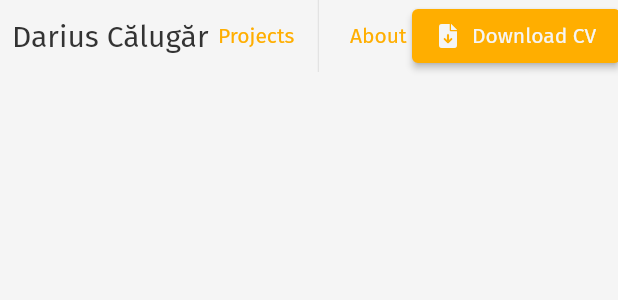
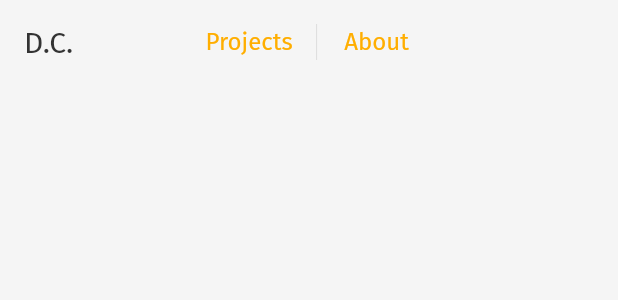
Before and after one commit to darius-calugar/darius-calugar-page, a Flutter app: the Toolbar widget shown alone on an empty page, opened directly, on a phone screen of 412 x 824 dp. Shown: the top 300 px of the screen. Run offline on Flutter 3.47's test engine with Material 2 defaults, Android fonts, the phone set to English and light mode, and no system bars; our stand-ins replace font_awesome_flutter, simple_icons; missing offline and left inert: dart:html; network calls fail; project files that could hold a hidden picture were left out.

Commit message:
Worked on responsiveness

```diff
--- a/lib/app.dart
+++ b/lib/app.dart
@@ -1,3 +1,5 @@
+import 'dart:html';
+
 import 'package:darius_calugar/modules/home/home.dart';
 import 'package:darius_calugar/modules/projects/projects.dart';
 import 'package:darius_calugar/modules/shared/shared.dart';
--- a/lib/modules/home/routes/home_route.dart
+++ b/lib/modules/home/routes/home_route.dart
@@ -1,4 +1,5 @@
-part of home;
+import 'package:darius_calugar/modules/home/home.dart';
+import 'package:flutter/material.dart';
 
 class HomeRoute extends StatelessWidget {
   static const routeName = '/home';
--- a/lib/modules/home/widgets/home_about_section.dart
+++ b/lib/modules/home/widgets/home_about_section.dart
@@ -1,4 +1,6 @@
-part of home;
+import 'package:darius_calugar/modules/home/home.dart';
+import 'package:darius_calugar/modules/shared/shared.dart';
+import 'package:flutter/material.dart';
 
 class HomeAboutSection extends StatelessWidget {
   const HomeAboutSection({Key? key}) : super(key: key);
--- a/lib/modules/home/widgets/home_projects_section.dart
+++ b/lib/modules/home/widgets/home_projects_section.dart
@@ -1,4 +1,6 @@
-part of home;
+import 'package:darius_calugar/modules/projects/projects.dart';
+import 'package:flutter/material.dart';
+import 'package:provider/provider.dart';
 
 class HomeProjectsSection extends StatelessWidget {
   const HomeProjectsSection({Key? key}) : super(key: key);
--- a/lib/modules/home/widgets/timeline.dart
+++ b/lib/modules/home/widgets/timeline.dart
@@ -1,4 +1,6 @@
-part of home;
+import 'package:darius_calugar/modules/home/home.dart';
+import 'package:darius_calugar/modules/shared/shared.dart';
+import 'package:flutter/material.dart';
 
 class Timeline extends StatelessWidget {
   const Timeline({Key? key}) : super(key: key);
--- a/lib/modules/shared/constants/app_colors.dart
+++ b/lib/modules/shared/constants/app_colors.dart
@@ -1,4 +1,4 @@
-part of shared;
+import 'package:flutter/material.dart';
 
 class AppColors {
   AppColors._();
--- /dev/null
+++ b/lib/modules/shared/models/layout.dart
@@ -0,0 +1,45 @@
+import 'package:flutter/material.dart';
+
+@immutable
+class Layout {
+  // ignore: unused_field
+  final int _id;
+
+  const Layout._(this._id);
+
+  static Layout get landscape => const Layout._(0);
+
+  static Layout get square => const Layout._(1);
+
+  static Layout get portrait => const Layout._(2);
+
+  List<Layout> get values => [
+        Layout.landscape,
+        Layout.square,
+        Layout.portrait,
+      ];
+
+  bool get isLandscape => this == Layout.landscape;
+
+  bool get isSquare => this == Layout.square;
+
+  bool get isPortrait => this == Layout.portrait;
+
+  static Layout of(BuildContext context) {
+    final mediaQuery = MediaQuery.of(context);
+    if (mediaQuery.size.width > 1000) {
+      return Layout.landscape;
+    } else if (mediaQuery.size.width < 600) {
+      return Layout.portrait;
+    } else {
+      return Layout.square;
+    }
+  }
+
+  @override
+  operator ==(Object other) =>
+      identical(this, other) || other is Layout && runtimeType == other.runtimeType && _id == other._id;
+
+  @override
+  int get hashCode => _id.hashCode;
+}
--- a/lib/modules/shared/themes/app_theme.dart
+++ b/lib/modules/shared/themes/app_theme.dart
@@ -1,4 +1,5 @@
-part of shared;
+import 'package:darius_calugar/modules/shared/shared.dart';
+import 'package:flutter/material.dart';
 
 class AppTheme {
   AppTheme._();
@@ -94,5 +95,6 @@ class AppTheme {
       color: AppColors.background,
       foregroundColor: AppColors.content,
     ),
+    splashColor: AppColors.primary.withOpacity(.5),
   );
 }
--- a/lib/modules/shared/widgets/footer.dart
+++ b/lib/modules/shared/widgets/footer.dart
@@ -1,4 +1,6 @@
-part of shared;
+import 'package:darius_calugar/modules/shared/shared.dart';
+import 'package:flutter/material.dart';
+import 'package:intl/intl.dart';
 
 class Footer extends StatelessWidget {
   const Footer({Key? key}) : super(key: key);
--- a/lib/modules/shared/widgets/toolbar.dart
+++ b/lib/modules/shared/widgets/toolbar.dart
@@ -1,4 +1,6 @@
-part of shared;
+import 'package:darius_calugar/modules/shared/shared.dart';
+import 'package:flutter/material.dart';
+import 'package:font_awesome_flutter/font_awesome_flutter.dart';
 
 class Toolbar extends StatelessWidget {
   const Toolbar({Key? key}) : super(key: key);
@@ -6,48 +8,63 @@ class Toolbar extends StatelessWidget {
   @override
   Widget build(BuildContext context) {
     final theme = Theme.of(context);
+    final layout = Layout.of(context);
 
-    return Row(
-      children: [
-        Expanded(
-          child: Row(
-            mainAxisAlignment: MainAxisAlignment.start,
-            children: [
-              GestureDetector(
+    return Container(
+      height: kToolbarHeight,
+      padding: EdgeInsets.all(8),
+      child: Stack(
+        children: [
+          Positioned.fill(
+            right: null,
+            child: GestureDetector(
+              child: Center(
                 child: Padding(
                   padding: const EdgeInsets.all(8),
                   child: Text(
-                    'Darius Călugăr',
+                    !layout.isPortrait ? 'Darius Călugăr' : 'D.C.',
                     style: theme.textTheme.titleLarge,
                   ),
                 ),
               ),
-            ],
-          ),
-        ),
-        Expanded(
-          child: IntrinsicHeight(
-            child: Row(
-              mainAxisAlignment: MainAxisAlignment.center,
-              children: [
-                TextButton(
-                  onPressed: () {},
-                  child: const Text('Projects'),
-                ),
-                const VerticalDivider(),
-                TextButton(
-                  onPressed: () {},
-                  child: const Text('About'),
-                ),
-              ],
             ),
           ),
-        ),
-        Expanded(
-          child: Row(
-            mainAxisAlignment: MainAxisAlignment.end,
-            children: [
-              ElevatedButton(
+          Positioned.fill(
+            child: Center(
+              child: Row(
+                mainAxisAlignment: MainAxisAlignment.center,
+                crossAxisAlignment: CrossAxisAlignment.stretch,
+                children: [
+                  TextButton(
+                    onPressed: () {},
+                    child: Text(
+                      'Projects',
+                      style: TextStyle(
+                        fontSize: theme.textTheme.titleMedium!.fontSize!,
+                      ),
+                    ),
+                  ),
+                  const VerticalDivider(
+                    indent: 8,
+                    endIndent: 8,
+                  ),
+                  TextButton(
+                    onPressed: () {},
+                    child: Text(
+                      'About',
+                      style: TextStyle(
+                        fontSize: theme.textTheme.titleMedium!.fontSize!,
+                      ),
+                    ),
+                  ),
+                ],
+              ),
+            ),
+          ),
+          if (!layout.isPortrait)
+            Positioned.fill(
+              left: null,
+              child: OutlinedButton(
                 onPressed: () {},
                 child: Row(
                   children: const [
@@ -60,10 +77,9 @@ class Toolbar extends StatelessWidget {
                   ],
                 ),
               ),
-            ],
-          ),
-        ),
-      ],
+            ),
+        ],
+      ),
     );
   }
 }
```
Also changed, not shown: lib/modules/home/home.dart (+6 -7 lines), lib/modules/home/screens/home_screen.dart (+19 -23 lines), lib/modules/home/widgets/home_display_section.dart (+36 -27 lines), lib/modules/shared/shared.dart (+5 -8 lines), pubspec.lock, 3 other files.
